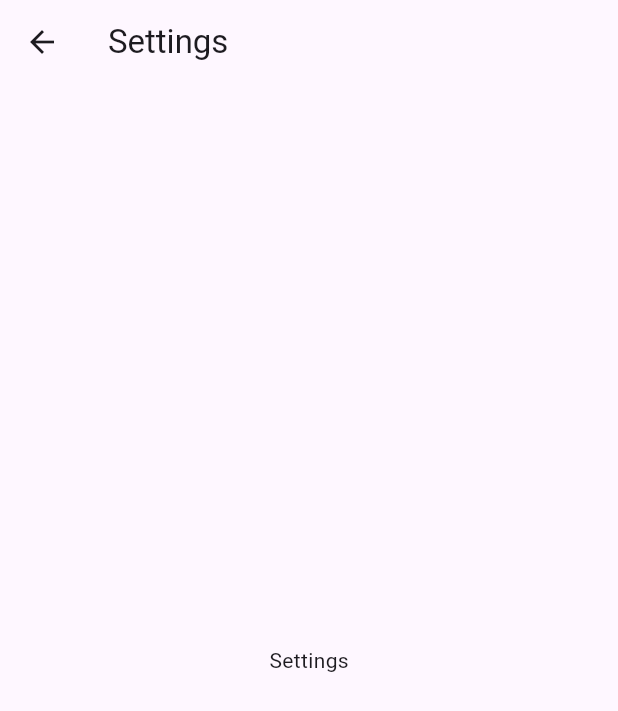
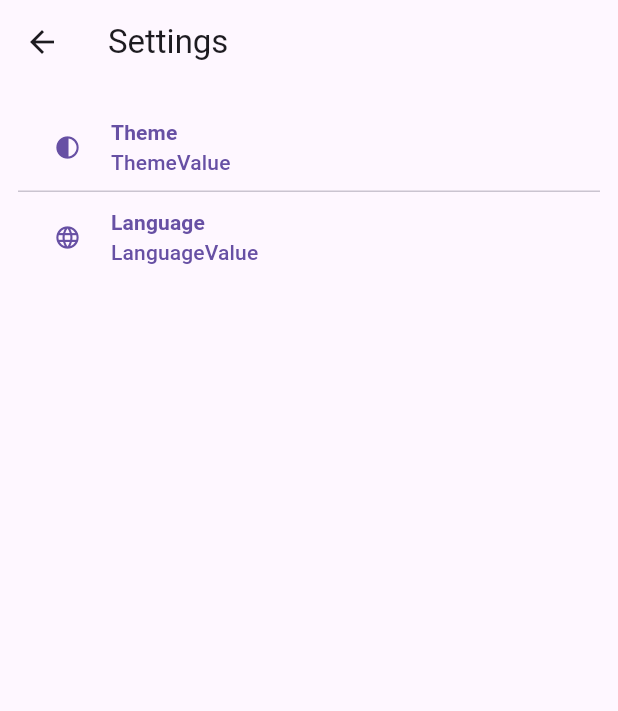
Before and after one commit to paufb/flutter-projects, a Flutter app: the SettingsScreen screen opened by its route, on a phone screen of 412 x 824 dp. Shown: the top 711 px of the screen. Run offline on Flutter 3.47's test engine with Material 3 defaults, Android fonts, the light colour scheme and no system bars; our stand-ins replace go_router; network calls fail.

Commit message:
wikipedia_browser: Add setting page buttons

```diff
--- a/wikipedia_browser/lib/constants/router.dart
+++ b/wikipedia_browser/lib/constants/router.dart
@@ -42,7 +42,19 @@
     GoRoute(
       name: 'settings',
       path: '/settings',
-      builder: (_, _) => const SettingsScreen(),
+      pageBuilder: (_, _) => CustomTransitionPage(
+        child: const SettingsScreen(),
+        transitionsBuilder: (context, animation, secondaryAnimation, child) =>
+            SlideTransition(
+              position: animation.drive(
+                Tween(
+                  begin: Offset(1.0, 0.0),
+                  end: Offset.zero,
+                ).chain(CurveTween(curve: Curves.easeInOut)),
+              ),
+              child: child,
+            ),
+      ),
     ),
   ],
 );
--- a/wikipedia_browser/lib/screens/settings.dart
+++ b/wikipedia_browser/lib/screens/settings.dart
@@ -1,5 +1,6 @@
 import 'package:flutter/material.dart';
 import 'package:go_router/go_router.dart';
+import 'package:wikipedia_browser/widgets/setting_button.dart';
 
 class SettingsScreen extends StatelessWidget {
   const SettingsScreen({super.key});
@@ -20,7 +21,24 @@
           },
         ),
       ),
-      body: Center(child: Text('Settings')),
+      body: ListView(
+        padding: const EdgeInsets.all(12),
+        children: [
+          SettingButton(
+            icon: Icons.contrast,
+            title: 'Theme',
+            value: 'ThemeValue',
+            onPressed: () {},
+          ),
+          Divider(height: 0),
+          SettingButton(
+            icon: Icons.language,
+            title: 'Language',
+            value: 'LanguageValue',
+            onPressed: () {},
+          ),
+        ],
+      ),
     );
   }
 }
--- /dev/null
+++ b/wikipedia_browser/lib/widgets/setting_button.dart
@@ -0,0 +1,43 @@
+import 'package:flutter/material.dart';
+
+class SettingButton extends StatelessWidget {
+  const SettingButton({
+    super.key,
+    required this.icon,
+    required this.title,
+    required this.value,
+    required this.onPressed,
+  });
+
+  final IconData icon;
+  final String title;
+  final String value;
+  final VoidCallback onPressed;
+
+  @override
+  Widget build(BuildContext context) {
+    return OutlinedButton(
+      onPressed: onPressed,
+      style: OutlinedButton.styleFrom(
+        side: BorderSide.none,
+        shape: RoundedRectangleBorder(),
+      ),
+      child: Padding(
+        padding: EdgeInsets.symmetric(vertical: 10),
+        child: Row(
+          children: [
+            Icon(icon),
+            const SizedBox(width: 20),
+            Column(
+              crossAxisAlignment: CrossAxisAlignment.start,
+              children: [
+                Text(title, style: TextStyle(fontWeight: FontWeight.bold)),
+                Text(value),
+              ],
+            ),
+          ],
+        ),
+      ),
+    );
+  }
+}
```
